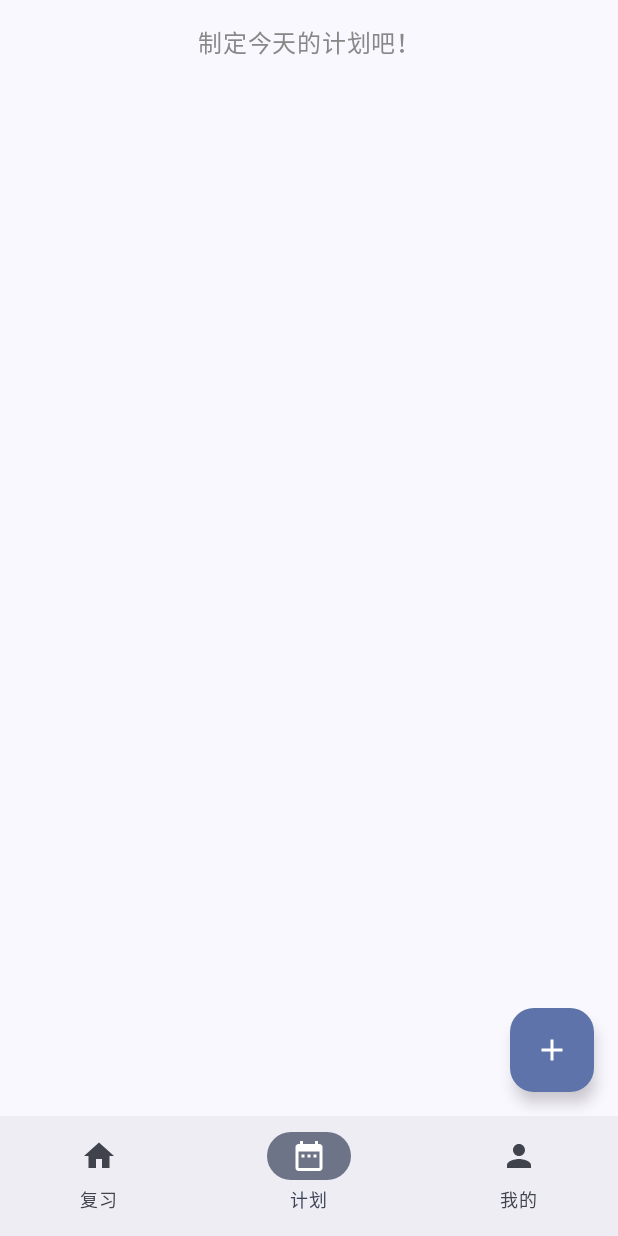
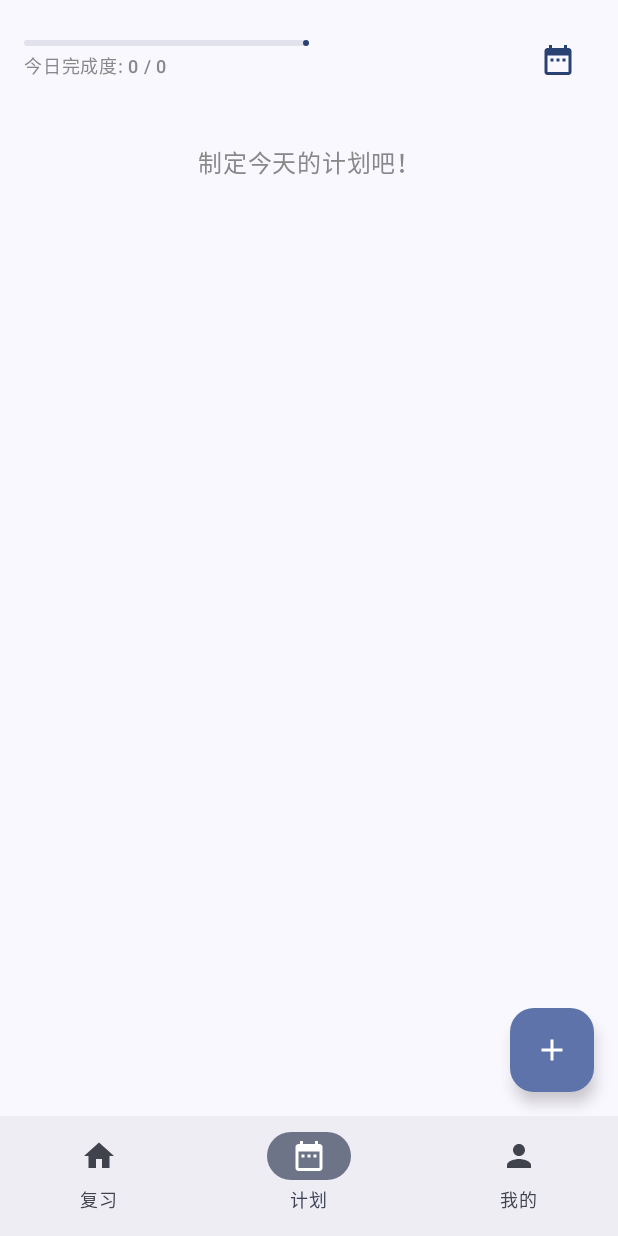
Before and after one commit to raink2026/EbbinghausReviewer, an Android app built with Jetpack Compose: the PlanScreen screen opened through its navigation route, on a phone screen of 412 x 824 dp. Run offline under Robolectric (Android 15) with nearby library versions, the phone set to English and light mode, and no system bars; our stand-ins replace Room's generated code.

Commit message:
feat: Add statistics and heatmap to Daily Plan
This commit enhances the Daily Plan feature by adding a statistics screen with a monthly heatmap. This provides users with a visual representation of their progress, encouraging consistency.

Key changes:
- Updated `PlanViewModel` to load and manage monthly statistics.
- Created `PlanStatsScreen.kt` to display the heatmap calendar and summary data.
- Added navigation from `PlanScreen` to the new statistics screen.
- Integrated the new screen into the `MainScreen` NavHost.
- Addressed code review feedback by adding a back button to the statistics screen, fixing code formatting, and moving hardcoded colors to the theme.

```diff
--- a/app/src/main/java/com.ebbinghaus.review.ui/PlanViewModel.kt
+++ b/app/src/main/java/com.ebbinghaus.review.ui/PlanViewModel.kt
@@ -1,18 +1,20 @@
 
-    package com.ebbinghaus.review.ui
+package com.ebbinghaus.review.ui
 
-    import android.app.Application
-    import androidx.lifecycle.AndroidViewModel
+import android.app.Application
+import androidx.lifecycle.AndroidViewModel
     import androidx.lifecycle.viewModelScope
     import com.ebbinghaus.review.data.AppDatabase
     import com.ebbinghaus.review.data.PlanItem
     import com.ebbinghaus.review.data.PlanStatus
     import kotlinx.coroutines.flow.MutableStateFlow
     import kotlinx.coroutines.flow.SharingStarted
+    import kotlinx.coroutines.flow.asStateFlow
     import kotlinx.coroutines.flow.flatMapLatest
     import kotlinx.coroutines.flow.stateIn
     import kotlinx.coroutines.launch
     import java.time.LocalDate
+    import java.time.YearMonth
 
     class PlanViewModel(application: Application) : AndroidViewModel(application) {
         private val dao = AppDatabase.getDatabase(application).planDao()
@@ -57,4 +59,31 @@
                 dao.update(item.copy(date = LocalDate.now().toString()))
             }
         }
+
+        // 状态：统计数据 (Key: 日期字符串 "yyyy-MM-dd", Value: 完成数量)
+        private val _monthlyHeatMap = MutableStateFlow<Map<String, Int>>(emptyMap())
+        val monthlyHeatMap = _monthlyHeatMap.asStateFlow()
+
+        // 状态：当前统计的月份
+        private val _statsMonth = MutableStateFlow(YearMonth.now())
+        val statsMonth = _statsMonth.asStateFlow()
+
+        // 动作：加载某个月的热力图数据
+        fun loadMonthlyStats(yearMonth: YearMonth) {
+            viewModelScope.launch {
+                _statsMonth.value = yearMonth
+                // 格式化为 "2023-10" 这样的前缀进行模糊查询
+                val monthPrefix = "${yearMonth.year}-${String.format("%02d", yearMonth.monthValue)}"
+                val stats = dao.getMonthlyHeatMap(monthPrefix)
+
+                // 转换为 Map 方便 UI 索引
+                _monthlyHeatMap.value = stats.associate { it.date to it.count }
+            }
+        }
+
+        // 动作：切换月份
+        fun changeStatsMonth(amount: Long) {
+            val newMonth = _statsMonth.value.plusMonths(amount)
+            loadMonthlyStats(newMonth)
+        }
     }
--- a/app/src/main/java/com/ebbinghaus/review/ui/MainScreen.kt
+++ b/app/src/main/java/com/ebbinghaus/review/ui/MainScreen.kt
@@ -79,7 +79,16 @@ fun MainScreen(activity: MainActivity) {
                 )
             }
             composable(Screen.Plan.route) {
-                PlanScreen()
+                PlanScreen(
+                    onNavigateToStats = { navController.navigate("plan_stats") }
+                )
+            }
+            composable("plan_stats") {
+                val planViewModel: PlanViewModel = viewModel()
+                PlanStatsScreen(
+                    viewModel = planViewModel,
+                    onBack = { navController.popBackStack() }
+                )
             }
             composable(Screen.Profile.route) {
                 ProfileScreen(
--- a/app/src/main/java/com/ebbinghaus/review/ui/PlanScreen.kt
+++ b/app/src/main/java/com/ebbinghaus/review/ui/PlanScreen.kt
@@ -1,14 +1,15 @@
 
-    package com.ebbinghaus.review.ui
+package com.ebbinghaus.review.ui
 
-    import androidx.compose.foundation.background
-    import androidx.compose.foundation.layout.*
+import androidx.compose.foundation.background
+import androidx.compose.foundation.layout.*
     import androidx.compose.foundation.lazy.LazyColumn
     import androidx.compose.foundation.lazy.items
     import androidx.compose.material.icons.Icons
     import androidx.compose.material.icons.filled.Add
     import androidx.compose.material.icons.filled.Check
     import androidx.compose.material.icons.filled.Close
+    import androidx.compose.material.icons.filled.DateRange
     import androidx.compose.material3.*
     import androidx.compose.runtime.*
     import androidx.compose.ui.Alignment
@@ -19,9 +20,11 @@
     import androidx.lifecycle.viewmodel.compose.viewModel
     import com.ebbinghaus.review.data.PlanItem
     import com.ebbinghaus.review.data.PlanStatus
+    import com.ebbinghaus.review.ui.theme.GreenDone
+    import com.ebbinghaus.review.ui.theme.RedGivenUp
 
     @Composable
-    fun PlanScreen(viewModel: PlanViewModel = viewModel()) {
+    fun PlanScreen(viewModel: PlanViewModel = viewModel(), onNavigateToStats: () -> Unit) {
         val plans by viewModel.todayPlans.collectAsState()
 
         // 状态：是否显示清理弹窗
@@ -38,8 +41,20 @@
         }
 
         Scaffold(
+            topBar = {
+                Row(
+                    modifier = Modifier.fillMaxWidth().padding(16.dp),
+                    horizontalArrangement = Arrangement.SpaceBetween,
+                    verticalAlignment = Alignment.CenterVertically
+                ) {
+                    PlanProgressHeader(plans)
+
+                    IconButton(onClick = onNavigateToStats) {
+                        Icon(Icons.Default.DateRange, contentDescription = "Statistics", tint = MaterialTheme.colorScheme.primary)
+                    }
+                }
+            },
             floatingActionButton = {
-                // 简单的添加按钮逻辑 (实际开发可配合 Dialog 或底部输入栏)
                 var showAddDialog by remember { mutableStateOf(false) }
                 if (showAddDialog) {
                     AddPlanDialog(
@@ -56,29 +71,11 @@
             }
         ) { innerPadding ->
             Column(modifier = Modifier.padding(innerPadding).fillMaxSize()) {
-                // 顶部：进度条 (正向反馈)
-                val total = plans.size
-                val done = plans.count { it.status == PlanStatus.DONE }
-                if (total > 0) {
-                    LinearProgressIndicator(
-                        progress = done.toFloat() / total,
-                        modifier = Modifier.fillMaxWidth().height(4.dp),
-                        color = MaterialTheme.colorScheme.primary,
-                        trackColor = MaterialTheme.colorScheme.surfaceVariant
-                    )
-                    Text(
-                        "今日完成度: $done / $total",
-                        style = MaterialTheme.typography.labelMedium,
-                        modifier = Modifier.padding(8.dp).align(Alignment.CenterHorizontally),
-                        color = Color.Gray
-                    )
-                } else {
+                if (plans.isEmpty()) {
                     Box(modifier = Modifier.fillMaxWidth().padding(16.dp), contentAlignment = Alignment.Center) {
                         Text("制定今天的计划吧！", color = Color.Gray)
                     }
                 }
-
-                // 列表
                 LazyColumn {
                     items(plans, key = { it.id }) { item ->
                         PlanItemCard(
@@ -129,7 +126,7 @@
         Card(
             modifier = Modifier.fillMaxWidth().padding(horizontal = 16.dp, vertical = 4.dp),
             colors = CardDefaults.cardColors(
-                containerColor = if (isDone) Color(0xFFE8F5E9) else if (isGivenUp) Color(0xFFFFEBEE) else MaterialTheme.colorScheme.surface
+                containerColor = if (isDone) GreenDone else if (isGivenUp) RedGivenUp else MaterialTheme.colorScheme.surface
             )
         ) {
             Row(
@@ -172,3 +169,24 @@
             }
         )
     }
+
+    @Composable
+    fun PlanProgressHeader(plans: List<PlanItem>) {
+        val total = plans.size
+        val done = plans.count { it.status == PlanStatus.DONE }
+
+        Column {
+            LinearProgressIndicator(
+                progress = if (total > 0) done.toFloat() / total else 0f,
+                modifier = Modifier.fillMaxWidth(0.5f).height(4.dp),
+                color = MaterialTheme.colorScheme.primary,
+                trackColor = MaterialTheme.colorScheme.surfaceVariant
+            )
+            Text(
+                "今日完成度: $done / $total",
+                style = MaterialTheme.typography.labelMedium,
+                modifier = Modifier.padding(top = 4.dp),
+                color = Color.Gray
+            )
+        }
+    }
```
Also changed, not shown: app/src/main/java/com/ebbinghaus/review/ui/PlanStatsScreen.kt (added, +189 -0 lines), app/src/main/java/com/ebbinghaus/review/ui/theme/Color.kt (+7 -0 lines).
